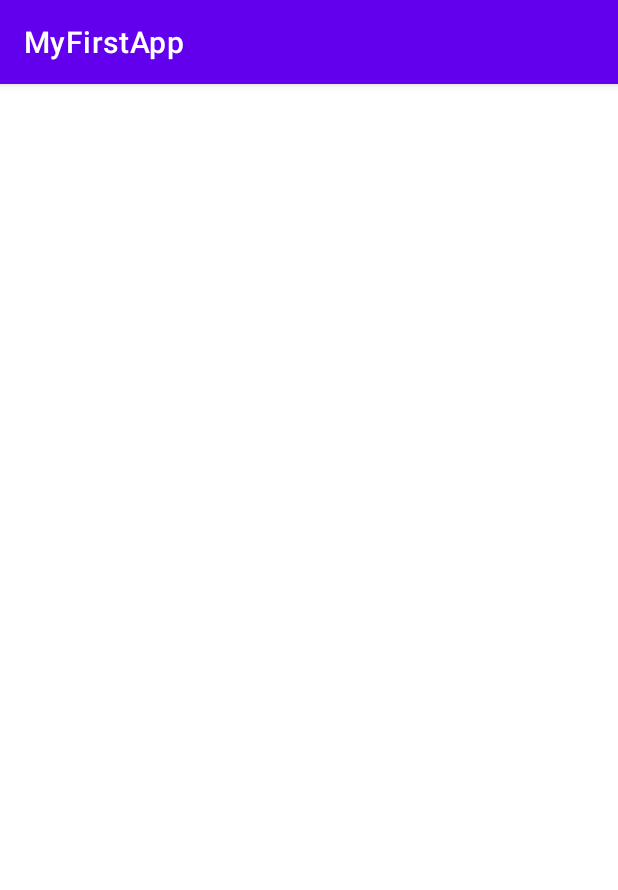
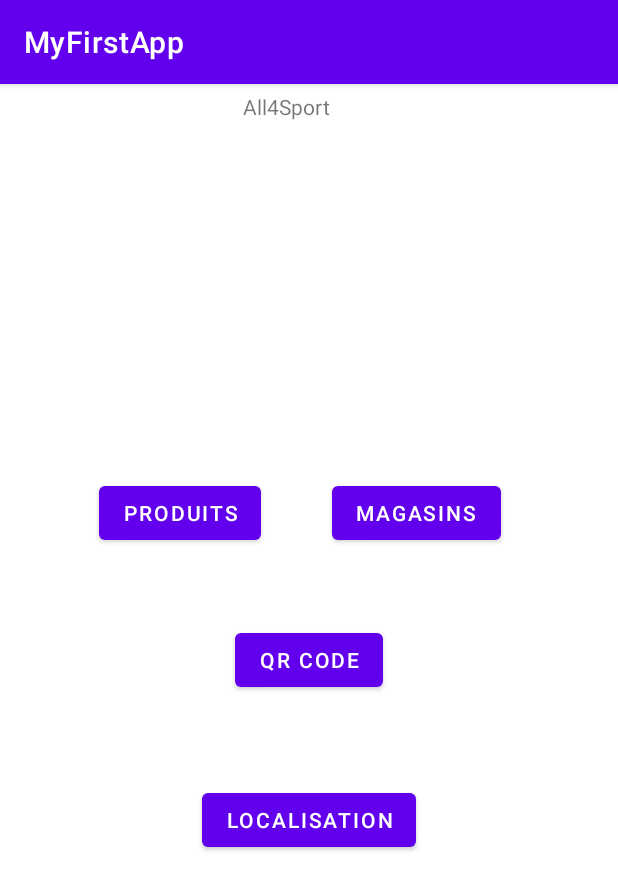
Before and after one commit to Khara-ns/ap4, an Android app: the Page_magasin screen opened directly, with no data from a screen before it, on a phone screen of 412 x 824 dp. Shown: the top 890 px of the screen. Run offline under Robolectric (Android 15) with nearby library versions, the phone set to English and light mode, and no system bars.

Commit message:
Menu utilisateur connecte

```diff
--- a/app/src/main/res/layout/activity_page_magasin.xml
+++ b/app/src/main/res/layout/activity_page_magasin.xml
@@ -6,4 +6,65 @@
     android:layout_height="match_parent"
     tools:context=".Page_magasin">
 
+    <TextView
+        android:id="@+id/textView5"
+        android:layout_width="59dp"
+        android:layout_height="36dp"
+        android:text="All4Sport"
+        app:layout_constraintBottom_toBottomOf="parent"
+        app:layout_constraintEnd_toEndOf="parent"
+        app:layout_constraintHorizontal_bias="0.46"
+        app:layout_constraintStart_toStartOf="parent"
+        app:layout_constraintTop_toTopOf="parent"
+        app:layout_constraintVertical_bias="0.007"
+        tools:ignore="MissingConstraints" />
+
+    <Button
+        android:id="@+id/button"
+        android:layout_width="wrap_content"
+        android:layout_height="wrap_content"
+        android:text="Produits"
+        app:layout_constraintBottom_toBottomOf="parent"
+        app:layout_constraintEnd_toEndOf="parent"
+        app:layout_constraintHorizontal_bias="0.218"
+        app:layout_constraintStart_toStartOf="parent"
+        app:layout_constraintTop_toTopOf="parent"
+        app:layout_constraintVertical_bias="0.364"
+        tools:ignore="MissingConstraints" />
+
+    <Button
+        android:id="@+id/button2"
+        android:layout_width="wrap_content"
+        android:layout_height="wrap_content"
+        android:text="Magasins"
+        app:layout_constraintBottom_toBottomOf="parent"
+        app:layout_constraintEnd_toEndOf="parent"
+        app:layout_constraintHorizontal_bias="0.74"
+        app:layout_constraintStart_toStartOf="parent"
+        app:layout_constraintTop_toTopOf="parent"
+        app:layout_constraintVertical_bias="0.364"
+        tools:ignore="MissingConstraints" />
+
+    <Button
+        android:id="@+id/button3"
+        android:layout_width="wrap_content"
+        android:layout_height="wrap_content"
+        android:text="QR Code"
+        app:layout_constraintBottom_toBottomOf="parent"
+        app:layout_constraintEnd_toEndOf="parent"
+        app:layout_constraintStart_toStartOf="parent"
+        app:layout_constraintTop_toTopOf="parent"
+        tools:ignore="MissingConstraints" />
+
+    <Button
+        android:id="@+id/button4"
+        android:layout_width="wrap_content"
+        android:layout_height="wrap_content"
+        android:text="Localisation"
+        app:layout_constraintBottom_toBottomOf="parent"
+        app:layout_constraintEnd_toEndOf="parent"
+        app:layout_constraintStart_toStartOf="parent"
+        app:layout_constraintTop_toTopOf="parent"
+        app:layout_constraintVertical_bias="0.648"
+        tools:ignore="MissingConstraints" />
 </androidx.constraintlayout.widget.ConstraintLayout>
```
